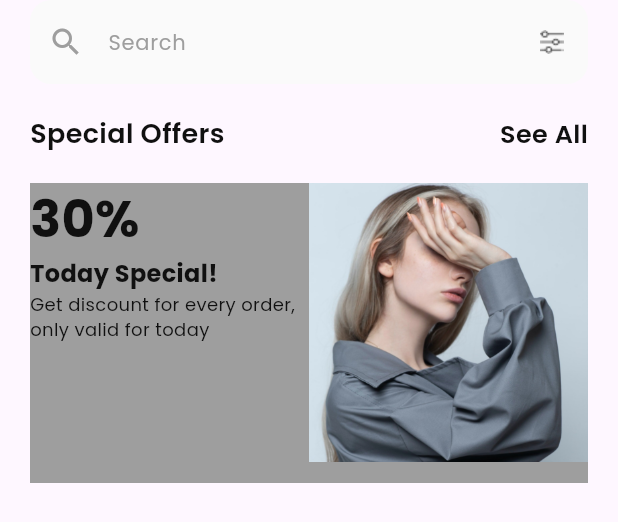
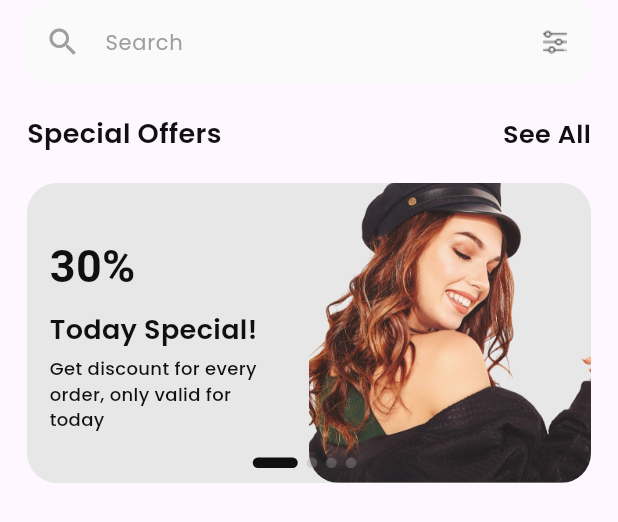
Before and after one commit to Aman-Singh-Rawat/E-Commerce-App, a Flutter app: the HomeBody widget shown alone on an empty page, opened directly, on a phone screen of 412 x 824 dp. Shown: the top 522 px of the screen. Run offline on Flutter 3.47's test engine with Material 3 defaults, Android fonts, the phone set to English and light mode, and no system bars; drawn by our look-alikes of carousel_slider; our stand-ins replace flutter_svg, google_fonts, intl_phone_field.

Commit message:
add offers

```diff
--- a/lib/main.dart
+++ b/lib/main.dart
@@ -1,9 +1,5 @@
 import 'package:flutter/material.dart';
-import 'package:shoesy/ui/screens/home/home_screen.dart';
-import 'package:shoesy/ui/screens/profile/fill_profile.dart';
-import 'package:shoesy/ui/screens/profile/profile_screen.dart';
 import 'package:shoesy/ui/screens/shared/bottom_navbar.dart';
-import 'package:shoesy/ui/screens/splash/splash_screen.dart';
 
 void main() {
   runApp(
--- a/lib/ui/screens/cart/cart_screen.dart
+++ b/lib/ui/screens/cart/cart_screen.dart
@@ -5,6 +5,6 @@ class CartScreen extends StatelessWidget {
 
   @override
   Widget build(BuildContext context) {
-    return Text("cart screen");
+    return const Text("cart screen");
   }
 }
--- a/lib/ui/screens/home/home_body.dart
+++ b/lib/ui/screens/home/home_body.dart
@@ -1,5 +1,4 @@
 import 'package:carousel_slider/carousel_slider.dart';
-import 'package:flutter/cupertino.dart';
 import 'package:flutter/material.dart';
 import 'package:google_fonts/google_fonts.dart';
 import 'package:shoesy/utils/converters.dart';
@@ -7,14 +6,39 @@ import 'package:shoesy/utils/fill_profile_property.dart';
 
 import '../../../utils/profile_enum.dart';
 
-class HomeBody extends StatelessWidget {
-  HomeBody({super.key});
+class HomeBody extends StatefulWidget {
+  const HomeBody({super.key});
+
+  @override
+  State<HomeBody> createState() => _HomeBodyState();
+}
+
+class _HomeBodyState extends State<HomeBody> {
+  int _currentPage = 0;
+
+  AnimatedContainer _buildDots({int? index}) {
+    return AnimatedContainer(
+      duration: const Duration(milliseconds: 200),
+      decoration: BoxDecoration(
+        borderRadius: const BorderRadius.all(
+          Radius.circular(50),
+        ),
+        color: _currentPage == index
+            ? const Color(0xFF101010)
+            : Colors.grey.withAlpha(90),
+      ),
+      margin: const EdgeInsets.only(right: 6),
+      height: 7,
+      curve: Curves.easeIn,
+      width: _currentPage == index ? 30 : 7,
+    );
+  }
 
   @override
   Widget build(BuildContext context) {
     return SingleChildScrollView(
       child: Padding(
-        padding: const EdgeInsets.symmetric(horizontal: 20),
+        padding: const EdgeInsets.symmetric(horizontal: 18),
         child: Column(
           children: [
             TextFormField(
@@ -59,36 +83,47 @@ class HomeBody extends StatelessWidget {
             CarouselSlider(
               items: offersList.map(
                 (offer) {
-                  return Container(
-                    color: Colors.grey,
+                  return Stack(
+                    children: [
+                      Container(
+                        decoration: BoxDecoration(
+                          color: const Color(0xFFE7E7E7),
+                          borderRadius: BorderRadius.circular(20),
+                        ),
                         child: Row(
-                      crossAxisAlignment: CrossAxisAlignment.start,
+                          mainAxisAlignment: MainAxisAlignment.center,
                           children: [
                             Expanded(
-                          child: Flexible(
+                              flex: 2,
+                              child: Padding(
+                                padding: const EdgeInsets.all(15),
                                 child: Column(
+                                  mainAxisAlignment: MainAxisAlignment.center,
                                   crossAxisAlignment: CrossAxisAlignment.start,
                                   children: [
                                     Text(
                                       offer[Offers.offerDiscount] ?? '',
-                                  style: GoogleFonts.poppins(
+                                      style: GoogleFonts.roboto(
                                         color: const Color(0xFF101010),
-                                    fontSize: 34,
+                                        fontSize: 30,
                                         fontWeight: FontWeight.bold,
                                       ),
                                     ),
+                                    const SizedBox(height: 8),
                                     Text(
                                       offer[Offers.offerTitle] ?? '',
                                       style: GoogleFonts.poppins(
                                         color: const Color(0xFF101010),
-                                    fontSize: 16,
-                                    fontWeight: FontWeight.bold,
+                                        fontSize: 18,
+                                        fontWeight: FontWeight.w600,
                                       ),
                                     ),
+                                    const SizedBox(height: 4),
                                     Text(
                                       offer[Offers.offerSubtitle] ?? '',
                                       style: GoogleFonts.poppins(
                                         color: const Color(0xFF101010),
+                                        fontWeight: FontWeight.w500,
                                         fontSize: 12,
                                       ),
                                     ),
@@ -96,16 +131,44 @@ class HomeBody extends StatelessWidget {
                                 ),
                               ),
                             ),
-                        Expanded(child: Image.asset(offer[Offers.offerImage]!,fit: BoxFit.cover,))
+                            Expanded(
+                              flex: 2,
+                              child: ClipRRect(
+                                borderRadius: BorderRadius.circular(20),
+                                child: Image.asset(
+                                  width: double.infinity,
+                                  height: double.infinity,
+                                  offer[Offers.offerImage]!,
+                                  fit: BoxFit.cover,
+                                ),
+                              ),
+                            )
                           ],
                         ),
+                      ),
+                      Align(
+                        alignment: Alignment.bottomCenter,
+                        child: Padding(
+                          padding: const EdgeInsets.only(bottom: 10),
+                          child: Row(
+                            mainAxisAlignment: MainAxisAlignment.center,
+                            children: List.generate(
+                              4,
+                              (listIndex) => _buildDots(index: listIndex),
+                            ),
+                          ),
+                        ),
+                      )
+                    ],
                   );
                 },
               ).toList(),
               options: CarouselOptions(
                 height: 200,
                 autoPlay: true,
-                onPageChanged: (index, reason) {},
+                onPageChanged: (index, reason) => setState(() {
+                  _currentPage = index;
+                }),
                 viewportFraction: 1.0,
               ),
             )
--- a/lib/ui/screens/home/home_screen.dart
+++ b/lib/ui/screens/home/home_screen.dart
@@ -1,4 +1,3 @@
-import 'package:flutter/cupertino.dart';
 import 'package:flutter/material.dart';
 import 'package:google_fonts/google_fonts.dart';
 import 'package:shoesy/ui/screens/home/home_body.dart';
@@ -61,7 +60,7 @@ class HomeScreen extends StatelessWidget {
           ],
         ),
       ),
-      body: HomeBody(),
+      body: const HomeBody(),
     );
   }
 }
--- a/lib/ui/screens/orders/orders_screens.dart
+++ b/lib/ui/screens/orders/orders_screens.dart
@@ -6,6 +6,6 @@ class OrdersScreen extends StatelessWidget {
 
   @override
   Widget build(BuildContext context) {
-    return Text("OrdersPage");
+    return const Text("OrdersPage");
   }
 }
--- a/lib/ui/screens/profile/profile_screen.dart
+++ b/lib/ui/screens/profile/profile_screen.dart
@@ -5,6 +5,6 @@ class ProfileScreen extends StatelessWidget {
 
   @override
   Widget build(BuildContext context) {
-    return Text("profilescreen");
+    return const Text("profilescreen");
   }
 }
--- a/lib/ui/screens/shared/bottom_navbar.dart
+++ b/lib/ui/screens/shared/bottom_navbar.dart
@@ -1,6 +1,4 @@
-import 'package:flutter/cupertino.dart';
 import 'package:flutter/material.dart';
-import 'package:flutter_svg/flutter_svg.dart';
 import 'package:google_fonts/google_fonts.dart';
 import 'package:shoesy/ui/screens/cart/cart_screen.dart';
 import 'package:shoesy/ui/screens/home/home_screen.dart';
--- a/lib/ui/screens/wallet/wallet_screen.dart
+++ b/lib/ui/screens/wallet/wallet_screen.dart
@@ -5,6 +5,6 @@ class WalletScreen extends StatelessWidget {
 
   @override
   Widget build(BuildContext context) {
-    return Text("profilescreen");
+    return const Text("profilescreen");
   }
 }
--- a/lib/utils/fill_profile_property.dart
+++ b/lib/utils/fill_profile_property.dart
@@ -13,7 +13,7 @@ final Map<ProfileEnum, TextEditingController> controllers = {
 List<Map<Offers, String>> offersList = [
   {
     Offers.offerDiscount: "30%",
-    Offers.offerImage: "assets/images/img_offer_girl.jpeg",
+    Offers.offerImage: "assets/images/img_offer_girl.png",
     Offers.offerTitle: "Today Special!",
     Offers.offerSubtitle: "Get discount for every order, only valid for today"
   },
@@ -27,14 +27,14 @@ List<Map<Offers, String>> offersList = [
 
   {
     Offers.offerDiscount: "40%",
-    Offers.offerImage: "assets/images/img_m1_smart_watch.jpg",
+    Offers.offerImage: "assets/images/img_iphone.png",
     Offers.offerTitle: "New Arrivals",
     Offers.offerSubtitle: "Get discount for every order, only valid for today"
   },
 
   {
     Offers.offerDiscount: "20%",
-    Offers.offerImage: "assets/images/img_offer_shoe.jpeg",
+    Offers.offerImage: "assets/images/img_offer_shoe.png",
     Offers.offerTitle: "Black Friday",
     Offers.offerSubtitle: "Get discount for every order, only valid for today"
   }
```
Also changed, not shown: assets/images/img_iphone.png (added), assets/images/img_offer_girl.jpeg (deleted), assets/images/img_offer_girl.png (added), assets/images/img_offer_shoe.jpeg (deleted), assets/images/img_offer_shoe.png (added). Lines whose indentation alone changed are shown as unchanged.
